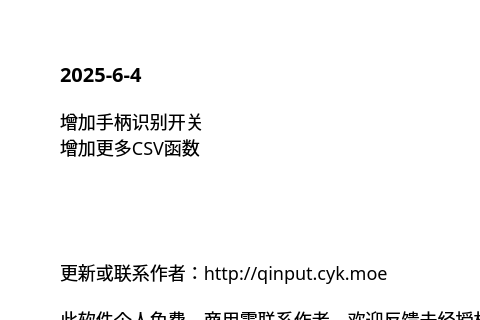
Above: source/ui/AboutUi.ui from ChiyukiGana/Quickinput before the change; both pictures show x 0 to 480 and y 0 to 320 of the 640 by 440 pixel window. Below: the same form after it.
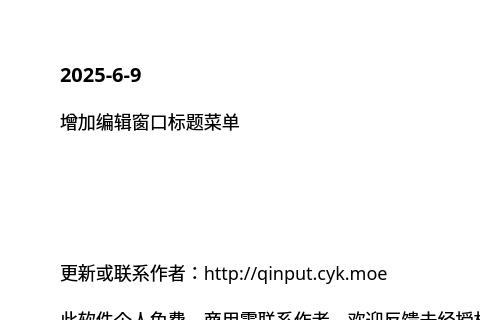
That is the form after the change.

What changed in the file:
```diff
--- a/source/ui/AboutUi.ui
+++ b/source/ui/AboutUi.ui
@@ -91,7 +91,7 @@
          <string notr="true">font-size:20px</string>
         </property>
         <property name="text">
-         <string>2025-6-4</string>
+         <string>2025-6-9</string>
         </property>
         <property name="textFormat">
          <enum>Qt::PlainText</enum>
@@ -107,8 +107,7 @@
          </sizepolicy>
         </property>
         <property name="text">
-         <string>增加手柄识别开关
-增加更多CSV函数</string>
+         <string>增加编辑窗口标题菜单</string>
         </property>
         <property name="textFormat">
          <enum>Qt::PlainText</enum>
```
